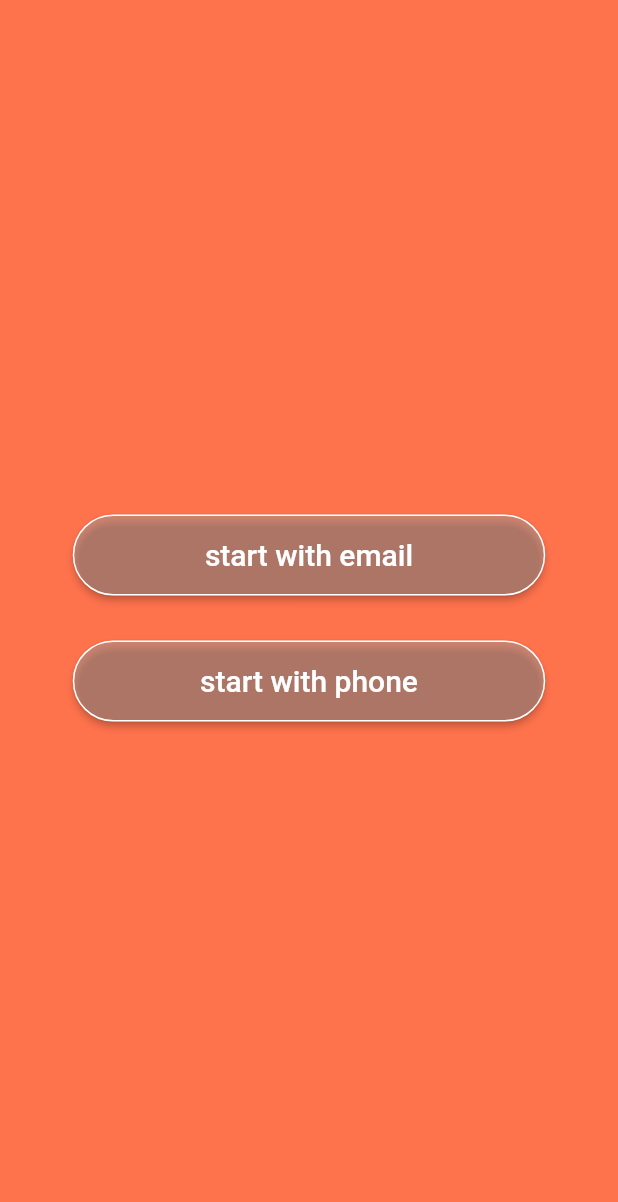
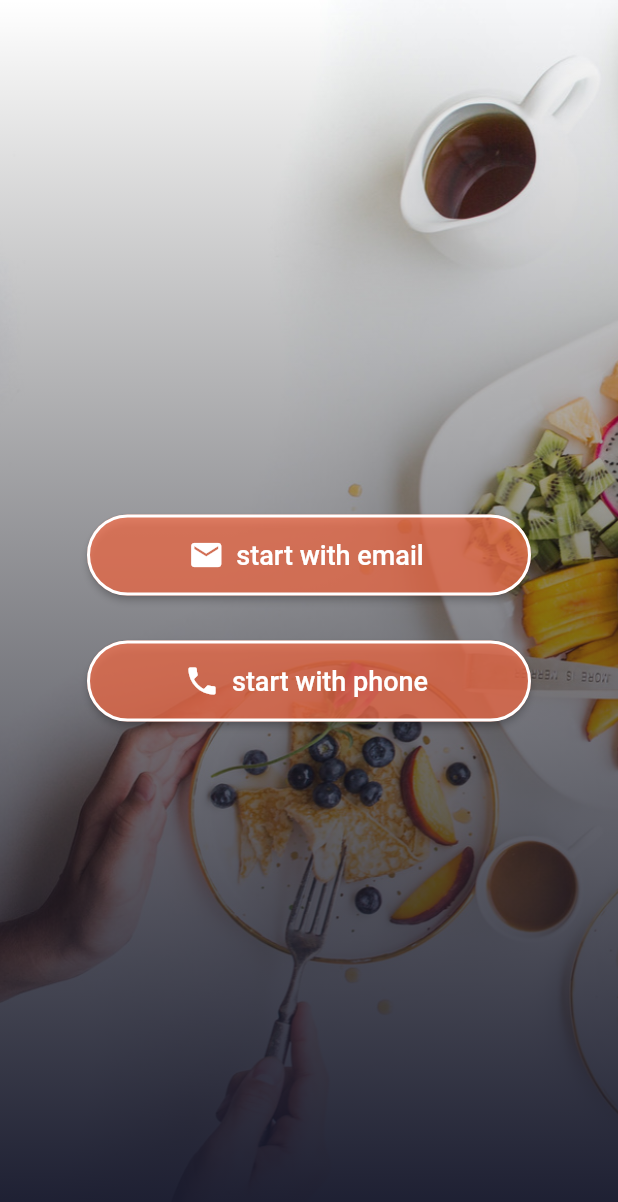
Before and after one commit to elhadj1101/restaurant-marketplace-, a Flutter app: the Email_or_phone screen opened directly, on a phone screen of 412 x 824 dp. Shown: the top 1202 px of the screen. Run offline on Flutter 3.47's test engine with Material 2 defaults, Android fonts, the phone set to English and light mode, and no system bars; our stand-ins replace flutter_svg, google_fonts, intl_phone_field.

Commit message:
test commit

```diff
--- a/lib/screens/email_or_phone_page.dart
+++ b/lib/screens/email_or_phone_page.dart
@@ -13,47 +13,77 @@ class Email_or_phone extends StatelessWidget {
   Widget build(BuildContext context) {
     return Scaffold(
         backgroundColor: KPrimarycolor,
-      body: Center(
+        body: Stack(children: [
+          Container(
+            height: double.infinity,
+            child: Image.asset(
+              "assets/images/realwelcome.png",
+              fit: BoxFit.cover,
+            ),
+          ),
+          Container(
+            decoration: const BoxDecoration(
+                gradient: LinearGradient(
+                    begin: Alignment.topCenter,
+                    end: Alignment.bottomCenter,
+                    colors: [Colors.transparent, Color(0xFF191B2F)])),
+          ),
+          Padding(
+            padding: const EdgeInsets.all(58.0),
+            child: Center(
               child: Column(
                 mainAxisAlignment: MainAxisAlignment.center,
                 children: [
-
-            ElevatedButton(
+                  ElevatedButton.icon(
                     onPressed: () {
-                Navigator.of(context).push(MaterialPageRoute(builder:(context) => const Signup_page(),));
-
+                      Navigator.of(context).push(MaterialPageRoute(
+                        builder: (context) => const Signup_page(),
+                      ));
                     },
                     style: ElevatedButton.styleFrom(
                         minimumSize: const Size(315, 54),
                         shape: const RoundedRectangleBorder(
-                  side: BorderSide(color: Colors.white),
+                          side: BorderSide(color: Colors.white, width: 2),
                           borderRadius: BorderRadius.all(Radius.circular(30)),
                         ),
-                backgroundColor: Colors.grey.withOpacity(0.45),
+                        backgroundColor: KPrimarycolor.withOpacity(0.7)),
+                    icon: Icon(Icons.email),
+                    label:const  Text(
+                      "start with email",
+                      style: TextStyle(
+                          fontSize: 18, color: Colors.white),
                     ),
-              child: const Text("start with email",style: TextStyle(fontSize: 20),),
                   ),
                   const SizedBox(
                     height: 30,
                   ),
-            ElevatedButton(
+                  ElevatedButton.icon(
                     onPressed: () {
-                Navigator.of(context).push(MaterialPageRoute(builder:(context) => phone_reg_page(),));
+                      Navigator.of(context).push(MaterialPageRoute(
+                        builder: (context) => phone_reg_page(),
+                      ));
+                    },
+                    label: const Text(
+                      "start with phone",
+                      style: TextStyle(
+                          fontSize: 18, color: Colors.white),
+                    ),
 
-              },
+                    icon: Icon(Icons.phone),
                     style: ElevatedButton.styleFrom(
+
                         minimumSize: const Size(315, 54),
                         shape: const RoundedRectangleBorder(
-                  side: BorderSide(color: Colors.white),
+                          side: BorderSide(color: Colors.white, width: 2),
                           borderRadius: BorderRadius.all(Radius.circular(30)),
                         ),
-                backgroundColor: Colors.grey.withOpacity(0.45),
-              ),
-              child: const Text("start with phone",style: TextStyle(fontSize: 20),),
+                        backgroundColor: KPrimarycolor.withOpacity(0.7)),
+
                   ),
                 ],
               ),
             ),
-    );
+          ),
+        ]));
   }
 }
```
Lines whose indentation alone changed are shown as unchanged.
